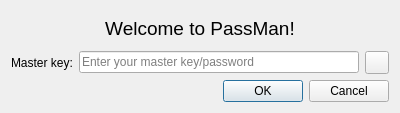
Qt form ui/loginDialog.ui (yash-ahir/passman) before a commit.
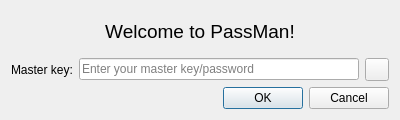
The same form after that commit. Icons and pictures are not drawn.

```diff
--- a/ui/loginDialog.ui
+++ b/ui/loginDialog.ui
@@ -7,7 +7,7 @@
     <x>0</x>
     <y>0</y>
     <width>400</width>
-    <height>113</height>
+    <height>120</height>
    </rect>
   </property>
   <property name="windowTitle">
```
Left out of the diff: 3 changed lines with no effect on the pictures.
